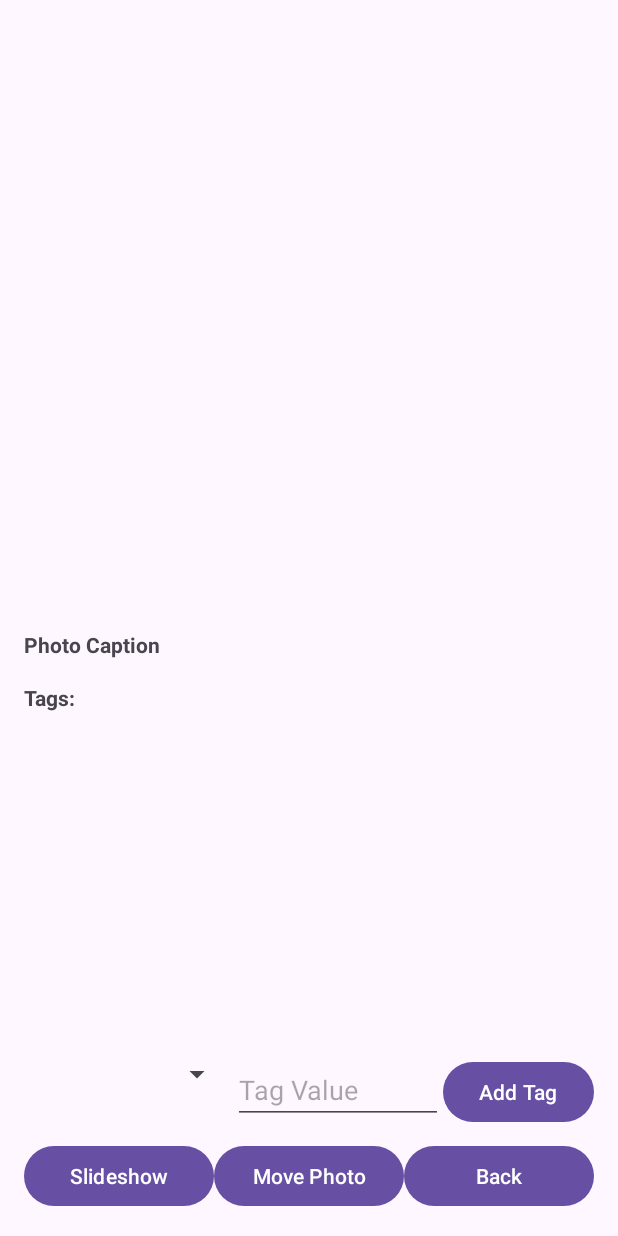
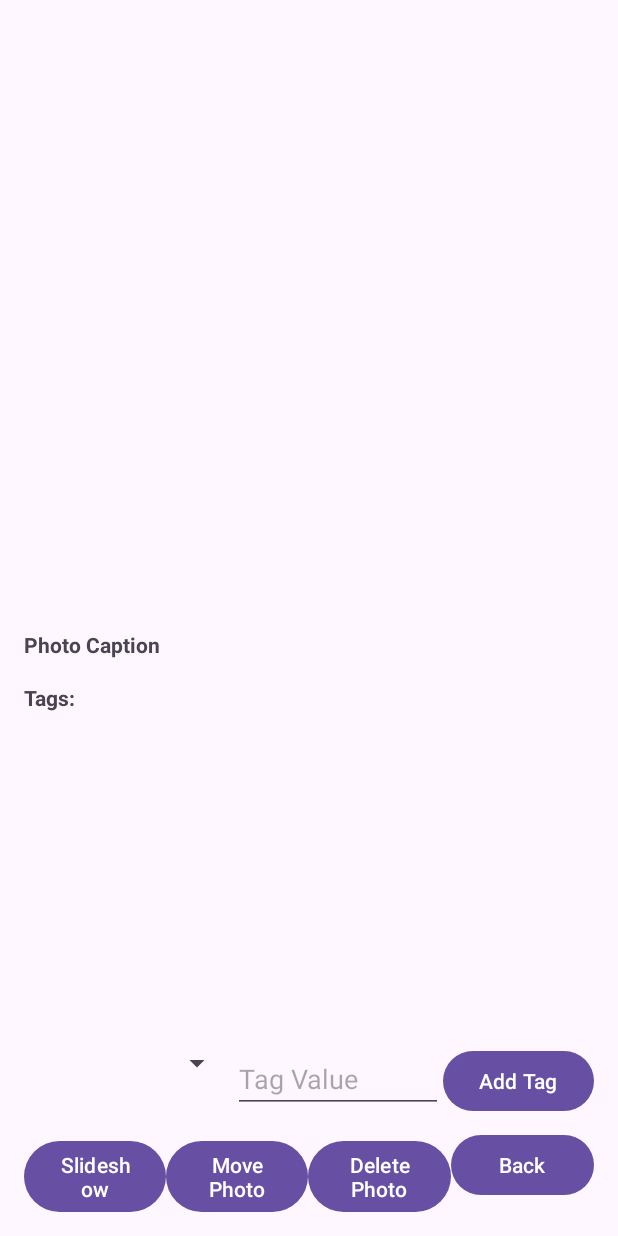
Before and after one commit to Mattlo16/AndroidPhotos, an Android app: the layout activity_photo.xml on its own in the app's theme, with its tools: preview values and no code run, on a phone screen of 412 x 824 dp. Run offline under Robolectric (Android 15) with nearby library versions, the phone set to English and light mode, and no system bars.

Commit message:
delete photos

```diff
--- a/app/src/main/res/layout/activity_photo.xml
+++ b/app/src/main/res/layout/activity_photo.xml
@@ -124,6 +124,13 @@
             android:text="@string/move_photo" />
 
         <Button
+            android:id="@+id/deletePhotoButton"
+            android:layout_width="0dp"
+            android:layout_height="wrap_content"
+            android:layout_weight="1"
+            android:text="@string/delete_photo" />
+
+        <Button
             android:id="@+id/backToAlbumButton"
             android:layout_width="0dp"
             android:layout_height="wrap_content"
--- a/app/src/main/res/values/strings.xml
+++ b/app/src/main/res/values/strings.xml
@@ -60,6 +60,7 @@
     <string name="cancel">Cancel</string>
 
     <!-- New strings that need to be added -->
+    <string name="delete_photo">Delete Photo</string>
     <string name="open">Open</string>
     <string name="search_result">Search Result</string>
     <string name="create_album_from_results">Create Album</string>
```
